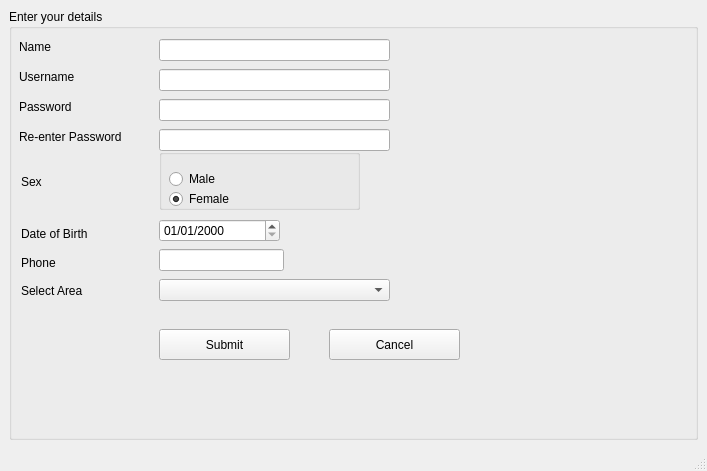
Qt form voter_form.ui (tapish13031997/OVV) before a commit.
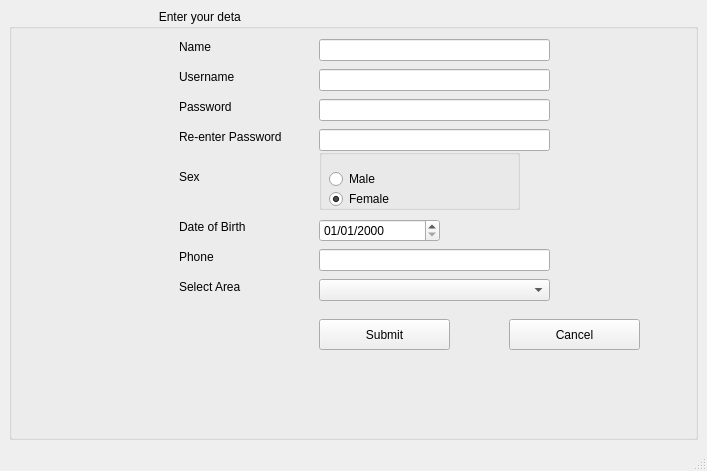
The same form after that commit.

```diff
--- a/voter_form.ui
+++ b/voter_form.ui
@@ -24,12 +24,12 @@
        </size>
       </property>
       <property name="title">
-       <string>Enter your details</string>
+       <string>                                             Enter your details</string>
       </property>
       <widget class="QLabel" name="label">
        <property name="geometry">
         <rect>
-         <x>10</x>
+         <x>170</x>
          <y>30</y>
          <width>51</width>
          <height>16</height>
@@ -42,7 +42,7 @@
       <widget class="QLineEdit" name="name">
        <property name="geometry">
         <rect>
-         <x>150</x>
+         <x>310</x>
          <y>30</y>
          <width>231</width>
          <height>22</height>
@@ -52,7 +52,7 @@
       <widget class="QLineEdit" name="repassword">
        <property name="geometry">
         <rect>
-         <x>150</x>
+         <x>310</x>
          <y>120</y>
          <width>231</width>
          <height>22</height>
@@ -65,7 +65,7 @@
       <widget class="QLineEdit" name="password">
        <property name="geometry">
         <rect>
-         <x>150</x>
+         <x>310</x>
          <y>90</y>
          <width>231</width>
          <height>22</height>
@@ -78,7 +78,7 @@
       <widget class="QLineEdit" name="username">
        <property name="geometry">
         <rect>
-         <x>150</x>
+         <x>310</x>
          <y>60</y>
          <width>231</width>
          <height>22</height>
@@ -88,7 +88,7 @@
       <widget class="QLabel" name="label_2">
        <property name="geometry">
         <rect>
-         <x>10</x>
+         <x>170</x>
          <y>60</y>
          <width>81</width>
          <height>16</height>
@@ -101,7 +101,7 @@
       <widget class="QLabel" name="label_3">
        <property name="geometry">
         <rect>
-         <x>10</x>
+         <x>170</x>
          <y>90</y>
          <width>71</width>
          <height>16</height>
@@ -114,7 +114,7 @@
       <widget class="QLabel" name="label_4">
        <property name="geometry">
         <rect>
-         <x>10</x>
+         <x>170</x>
          <y>120</y>
          <width>141</width>
          <height>16</height>
@@ -127,8 +127,8 @@
       <widget class="QLabel" name="sexLabel">
        <property name="geometry">
         <rect>
-         <x>12</x>
-         <y>165</y>
+         <x>170</x>
+         <y>160</y>
          <width>51</width>
          <height>16</height>
         </rect>
@@ -153,8 +153,8 @@
       <widget class="QLabel" name="label_6">
        <property name="geometry">
         <rect>
-         <x>12</x>
-         <y>217</y>
+         <x>170</x>
+         <y>210</y>
          <width>91</width>
          <height>16</height>
         </rect>
@@ -166,7 +166,7 @@
       <widget class="QDateEdit" name="DOB">
        <property name="geometry">
         <rect>
-         <x>150</x>
+         <x>310</x>
          <y>210</y>
          <width>121</width>
          <height>23</height>
@@ -179,8 +179,8 @@
       <widget class="QLabel" name="sexLabel_2">
        <property name="geometry">
         <rect>
-         <x>12</x>
-         <y>246</y>
+         <x>170</x>
+         <y>240</y>
          <width>61</width>
          <height>16</height>
         </rect>
@@ -192,9 +192,9 @@
       <widget class="QLineEdit" name="phone">
        <property name="geometry">
         <rect>
-         <x>150</x>
+         <x>310</x>
          <y>240</y>
-         <width>125</width>
+         <width>231</width>
          <height>22</height>
         </rect>
        </property>
@@ -202,8 +202,8 @@
       <widget class="QLabel" name="sexLabel_3">
        <property name="geometry">
         <rect>
-         <x>12</x>
-         <y>274</y>
+         <x>170</x>
+         <y>270</y>
          <width>81</width>
          <height>16</height>
         </rect>
@@ -215,7 +215,7 @@
       <widget class="QComboBox" name="area">
        <property name="geometry">
         <rect>
-         <x>150</x>
+         <x>310</x>
          <y>270</y>
          <width>231</width>
          <height>22</height>
@@ -230,7 +230,7 @@
       <widget class="QGroupBox" name="groupBox_2">
        <property name="geometry">
         <rect>
-         <x>150</x>
+         <x>310</x>
          <y>140</y>
          <width>201</width>
          <height>61</height>
@@ -275,8 +275,8 @@
       <widget class="QPushButton" name="submit">
        <property name="geometry">
         <rect>
-         <x>150</x>
-         <y>320</y>
+         <x>310</x>
+         <y>310</y>
          <width>131</width>
          <height>31</height>
         </rect>
@@ -288,8 +288,8 @@
       <widget class="QPushButton" name="cancel">
        <property name="geometry">
         <rect>
-         <x>320</x>
-         <y>320</y>
+         <x>500</x>
+         <y>310</y>
          <width>131</width>
          <height>31</height>
         </rect>
```
